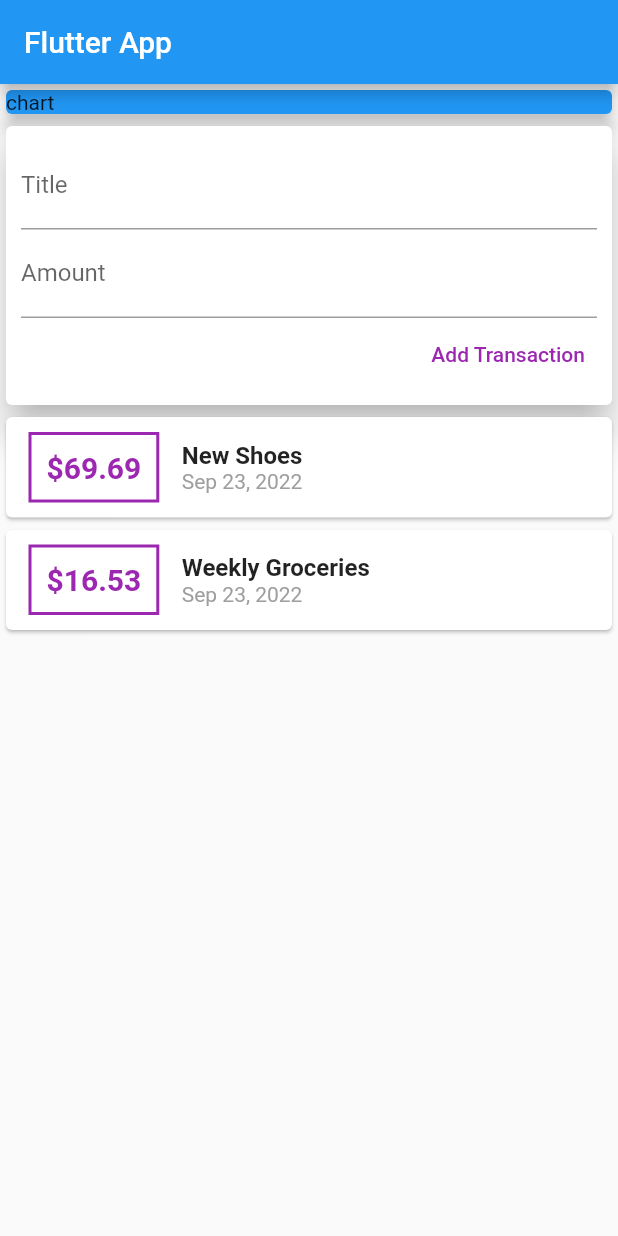
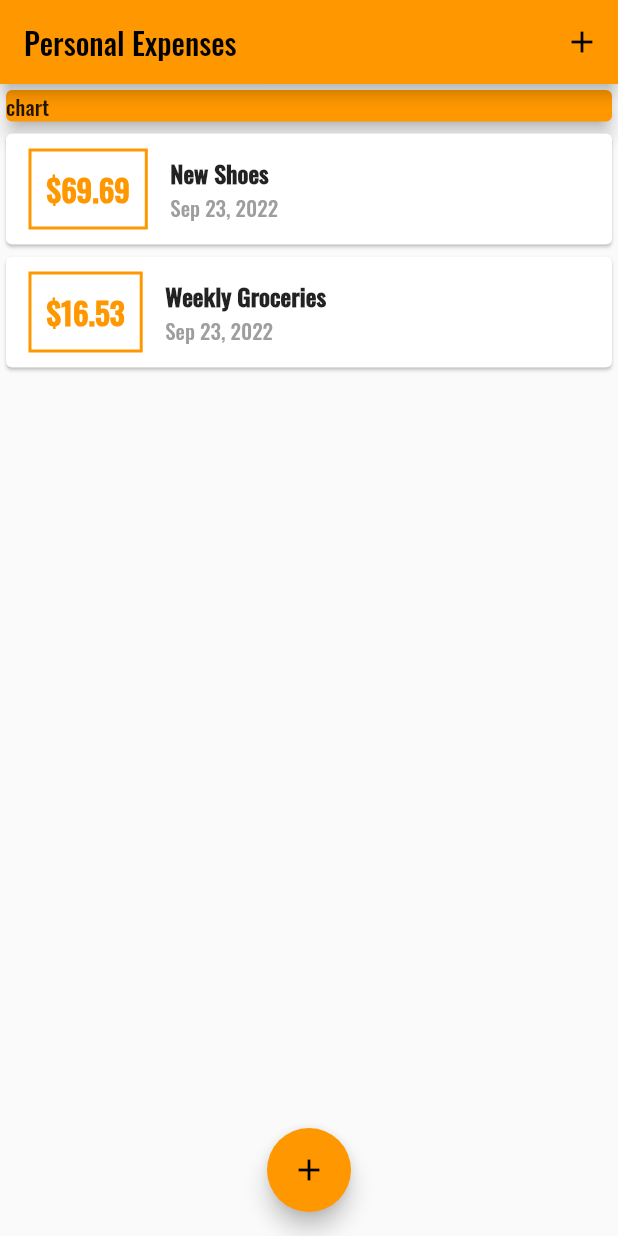
Before and after one commit to farzadseyyedzadeh/expanse_planner, a Flutter app: the screen it shows after launch, on a phone screen of 412 x 824 dp. Run offline on Flutter 3.47's test engine with Material 2 defaults, Android fonts, the phone set to English and light mode, and no system bars.

Commit message:
theme added

```diff
--- a/lib/main.dart
+++ b/lib/main.dart
@@ -1,31 +1,79 @@
+import 'package:expanse_planner/widgets/transactions_list.dart';
 import 'package:flutter/material.dart';
-import './widgets/user_transactions.dart';
+import 'widgets/new_transaction.dart';
+import './models/transaction.dart';
+import './widgets/transactions_list.dart';
 
 void main() => runApp(MyApp());
 
 class MyApp extends StatelessWidget {
-  const MyApp({Key? key}) : super(key: key);
-
   @override
   Widget build(BuildContext context) {
     return MaterialApp(
-      title: "Flutter App",
+      debugShowCheckedModeBanner: false,
+      title: "Personal Expenses",
+      theme: ThemeData(primarySwatch: Colors.orange, fontFamily: "oswald"),
       home: MyHomePage(),
     );
   }
 }
 
-class MyHomePage extends StatelessWidget {
-  // late String titleInput;
-  // late String amountInput;
-  final titleController = TextEditingController();
-  final amountController = TextEditingController();
+class MyHomePage extends StatefulWidget {
+  @override
+  State<MyHomePage> createState() => _MyHomePageState();
+}
+
+class _MyHomePageState extends State<MyHomePage> {
+  final List<Transaction> _userTransactions = [
+    Transaction(
+      id: "t1",
+      title: "New Shoes ",
+      amount: 69.69,
+      date: DateTime.now(),
+    ),
+    Transaction(
+      id: "t2",
+      title: "Weekly Groceries",
+      amount: 16.53,
+      date: DateTime.now(),
+    ),
+  ];
+
+  void _addNewTransaction(String txTitle, double txAmount) {
+    final newTx = Transaction(
+      id: DateTime.now().toString(),
+      title: txTitle,
+      amount: txAmount,
+      date: DateTime.now(),
+    );
+    setState(() {
+      _userTransactions.add(newTx);
+    });
+  }
+
+  void _startAddNewTransaction(BuildContext ctx) {
+    showModalBottomSheet(
+      context: ctx,
+      builder: (_) {
+        return GestureDetector(
+          onTap: () {},
+          child: NewTransaction(_addNewTransaction),
+          behavior: HitTestBehavior.opaque,
+        );
+      },
+    );
+  }
 
   @override
   Widget build(BuildContext context) {
     return Scaffold(
       appBar: AppBar(
-        title: Text("Flutter App"),
+        title: Text("Personal Expenses"),
+        actions: <Widget>[
+          IconButton(
+              onPressed: () => _startAddNewTransaction(context),
+              icon: Icon(Icons.add))
+        ],
       ),
       body: SingleChildScrollView(
         child: Column(
@@ -35,14 +83,19 @@ class MyHomePage extends StatelessWidget {
             Container(
               width: double.infinity,
               child: Card(
-                color: Colors.blue,
+                color: Theme.of(context).primaryColor,
                 child: Text("chart"),
                 elevation: 5,
               ),
             ),
-            UserTransactions(),
+            TransactionList(_userTransactions),
           ],
         ),
+      ),
+      floatingActionButtonLocation: FloatingActionButtonLocation.centerFloat,
+      floatingActionButton: FloatingActionButton(
+        onPressed: () => _startAddNewTransaction(context),
+        child: Icon(Icons.add),
       ),
     );
   }
--- a/lib/widgets/transactions_list.dart
+++ b/lib/widgets/transactions_list.dart
@@ -10,38 +10,39 @@ class TransactionList extends StatelessWidget {
   Widget build(BuildContext context) {
     return Container(
       height: 300,
-      child: ListView(
-        children: transactions.map(
-          (tx) {
+      child: ListView.builder(
+        itemBuilder: (ctx, index) {
           return Card(
             child: Row(
               children: <Widget>[
                 Container(
                   margin: EdgeInsets.symmetric(vertical: 10, horizontal: 15),
                   decoration: BoxDecoration(
-                      border: Border.all(color: Colors.purple, width: 2),
+                    border: Border.all(
+                        color: Theme.of(context).primaryColor, width: 2),
                   ),
                   padding: EdgeInsets.all(10),
                   child: Text(
-                      '\$${tx.amount}',
+                    '\$${transactions[index].amount.toStringAsFixed(2)}',
                     style: TextStyle(
                       fontWeight: FontWeight.bold,
                       fontSize: 20,
-                          color: Colors.purple),
+                      color: Theme.of(context).primaryColor,
+                    ),
                   ),
                 ),
                 Column(
                   crossAxisAlignment: CrossAxisAlignment.start,
                   children: <Widget>[
                     Text(
-                        tx.title,
+                      transactions[index].title,
                       style: TextStyle(
                         fontSize: 16,
                         fontWeight: FontWeight.bold,
                       ),
                     ),
                     Text(
-                        DateFormat.yMMMd().format(tx.date),
+                      DateFormat.yMMMd().format(transactions[index].date),
                       style: TextStyle(color: Colors.grey),
                     ),
                   ],
@@ -50,7 +51,7 @@ class TransactionList extends StatelessWidget {
             ),
           );
         },
-        ).toList(),
+        itemCount: transactions.length,
       ),
     );
   }
--- a/lib/widgets/user_transactions.dart
+++ /dev/null
@@ -1,48 +0,0 @@
-import 'package:flutter/material.dart';
-import '../widgets/new_transactions.dart';
-import '../widgets/transactions_list.dart';
-import '../models/transaction.dart';
-
-class UserTransactions extends StatefulWidget {
-  @override
-  State<UserTransactions> createState() => _UserTransactionsState();
-}
-
-class _UserTransactionsState extends State<UserTransactions> {
-  final List<Transaction> _userTransactions = [
-    Transaction(
-      id: "t1",
-      title: "New Shoes ",
-      amount: 69.69,
-      date: DateTime.now(),
-    ),
-    Transaction(
-      id: "t2",
-      title: "Weekly Groceries",
-      amount: 16.53,
-      date: DateTime.now(),
-    ),
-  ];
-
-  void _addNewTransactions(String txTitle, double txAmount) {
-    final newTx = Transaction(
-      id: DateTime.now().toString(),
-      title: txTitle,
-      amount: txAmount,
-      date: DateTime.now(),
-    );
-    setState(() {
-      _userTransactions.add(newTx);
-    });
-  }
-
-  @override
-  Widget build(BuildContext context) {
-    return Column(
-      children: <Widget>[
-        NewTransactions(_addNewTransactions),
-        TransactionList(_userTransactions),
-      ],
-    );
-  }
-}
```
Also changed, not shown: lib/widgets/new_transaction.dart (renamed from lib/widgets/new_transactions.dart, +26 -6 lines), pubspec.yaml (+7 -9 lines), assets/fonts/Oswald-Medium.ttf (added), assets/images/noexpenses.jpg (added). Lines whose indentation alone changed are shown as unchanged.
